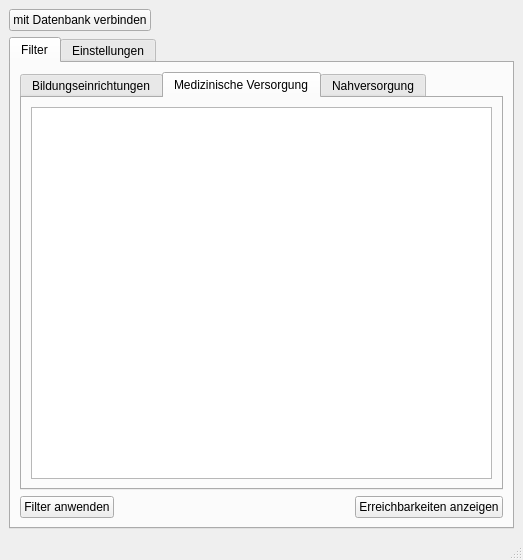
Above: SHKPlugin/shk_plugin_dialog_base.ui from ChrFr/qgis-OTP before the change. Below: the same form after it.
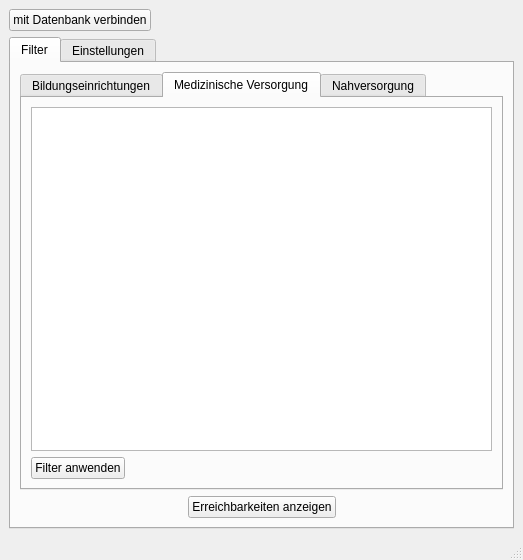
That is the form after the change. The open tabs and pages were chosen to show the change.

Commit message: Update: grouped structure results and filters

Diff of the .ui file:
```diff
--- a/SHKPlugin/shk_plugin_dialog_base.ui
+++ b/SHKPlugin/shk_plugin_dialog_base.ui
@@ -79,6 +79,30 @@
               </column>
              </widget>
             </item>
+            <item row="2" column="0">
+             <layout class="QHBoxLayout" name="horizontalLayout_3">
+              <item>
+               <widget class="QPushButton" name="filter_button">
+                <property name="text">
+                 <string>Filter anwenden</string>
+                </property>
+               </widget>
+              </item>
+              <item>
+               <spacer name="horizontalSpacer_5">
+                <property name="orientation">
+                 <enum>Qt::Horizontal</enum>
+                </property>
+                <property name="sizeHint" stdset="0">
+                 <size>
+                  <width>40</width>
+                  <height>20</height>
+                 </size>
+                </property>
+               </spacer>
+              </item>
+             </layout>
+            </item>
            </layout>
           </widget>
           <widget class="QWidget" name="medicine_tab">
@@ -106,6 +130,30 @@
               </column>
              </widget>
             </item>
+            <item row="1" column="0">
+             <layout class="QHBoxLayout" name="horizontalLayout_4">
+              <item>
+               <widget class="QPushButton" name="filter_button_2">
+                <property name="text">
+                 <string>Filter anwenden</string>
+                </property>
+               </widget>
+              </item>
+              <item>
+               <spacer name="horizontalSpacer_7">
+                <property name="orientation">
+                 <enum>Qt::Horizontal</enum>
+                </property>
+                <property name="sizeHint" stdset="0">
+                 <size>
+                  <width>40</width>
+                  <height>20</height>
+                 </size>
+                </property>
+               </spacer>
+              </item>
+             </layout>
+            </item>
            </layout>
           </widget>
           <widget class="QWidget" name="supply_tab">
@@ -138,16 +186,9 @@
          </widget>
         </item>
         <item>
-         <layout class="QHBoxLayout" name="horizontalLayout_3">
+         <layout class="QHBoxLayout" name="horizontalLayout_2">
           <item>
-           <widget class="QPushButton" name="filter_button">
-            <property name="text">
-             <string>Filter anwenden</string>
-            </property>
-           </widget>
-          </item>
-          <item>
-           <spacer name="horizontalSpacer_5">
+           <spacer name="horizontalSpacer_6">
             <property name="orientation">
              <enum>Qt::Horizontal</enum>
             </property>
@@ -166,6 +207,19 @@
             </property>
            </widget>
           </item>
+          <item>
+           <spacer name="horizontalSpacer_3">
+            <property name="orientation">
+             <enum>Qt::Horizontal</enum>
+            </property>
+            <property name="sizeHint" stdset="0">
+             <size>
+              <width>40</width>
+              <height>20</height>
+             </size>
+            </property>
+           </spacer>
+          </item>
          </layout>
         </item>
        </layout>
```
Left out of the diff: 24 changed lines with no effect on the pictures. The commit also changes 1 other file.
